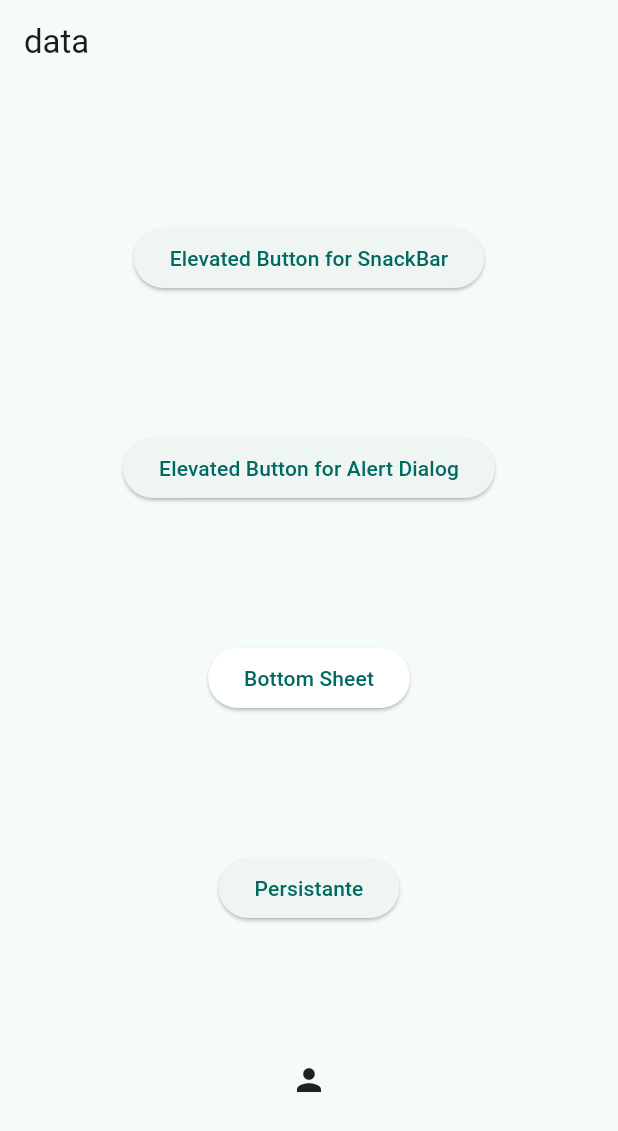
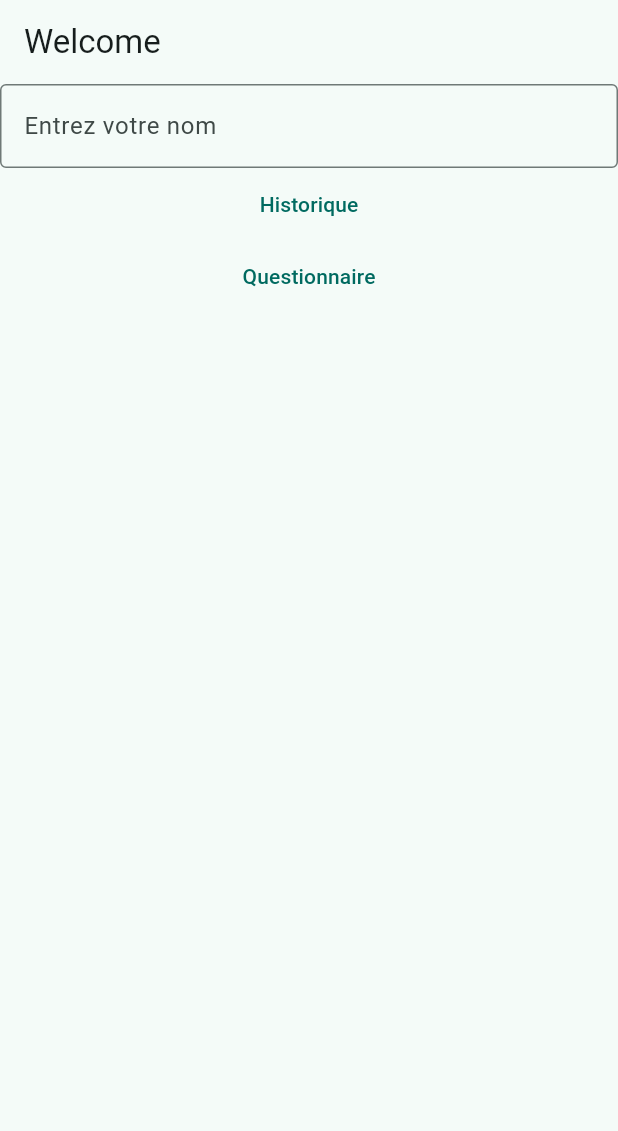
Before and after one commit to FXC-ai/dartProject, a Flutter app: the screen it shows after launch, on a phone screen of 412 x 824 dp. Shown: the top 1131 px of the screen. Run offline on Flutter 3.47's test engine with Material 3 defaults, Android fonts, the phone set to English and light mode, and no system bars; our stand-ins replace flutter_svg.

Commit message:
multi page added

```diff
--- a/lib/main.dart
+++ b/lib/main.dart
@@ -1,7 +1,8 @@
 import 'package:flutter/material.dart';
-import 'package:tuto/history_page.dart';
+import 'package:tuto/pages/WelcomePage.dart';
+import 'package:tuto/pages/history_page.dart';
 import "demo_poo.dart";
-import 'home_page.dart';
+import 'pages/home_page.dart';
 import 'package:flutter_svg/flutter_svg.dart';
 
 void main() {
@@ -19,7 +20,7 @@ class MyApp extends StatelessWidget {
     return MaterialApp(
       title: 'met EOE veil',
       theme: ThemeData(colorScheme: ColorScheme.fromSeed(seedColor: Colors.teal ), useMaterial3: true,),
-      home: const HistoryPage(),
+      home:  const WelcomePage(),
       // home: HomePage(title: appTitle),
     );
   }
--- /dev/null
+++ b/lib/pages/WelcomePage.dart
@@ -0,0 +1,61 @@
+import 'package:flutter/cupertino.dart';
+import 'package:flutter/material.dart';
+import 'package:tuto/pages/history_page.dart';
+import 'package:tuto/pages/home_page.dart';
+
+class WelcomePage extends StatelessWidget
+{
+  const WelcomePage({super.key});
+
+  @override
+  Widget build(BuildContext context)
+  {
+    return Scaffold(
+      appBar: AppBar(
+        title: const Text("Welcome"),
+      ),
+      body: Center(
+        child :
+            Column(
+              children: [
+                TextField(
+                  decoration: const InputDecoration(
+                    hintText: "Entrez votre nom",
+                    border: OutlineInputBorder()
+                  ),
+                  onSubmitted: (name){
+                    Navigator.push(context, MaterialPageRoute(builder: (ctx) {
+
+                      return HomePage(title: name, name: name);
+
+
+                    }));
+
+
+                  },
+                ),
+                TextButton(
+                    onPressed: ()
+                    {
+                      MaterialPageRoute route = MaterialPageRoute(builder: (BuildContext context) {return const HistoryPage();});
+                      Navigator.of(context).push(route);
+
+                    },
+                    child: Text("Historique")
+                ),
+                TextButton(
+                    onPressed: ()
+                    {
+                      MaterialPageRoute route = MaterialPageRoute(builder: (BuildContext context) {return const HomePage(title: "Questionnaire", name: "FX");});
+                      Navigator.of(context).push(route);
+
+                    },
+                    child: Text("Questionnaire")
+                )
+              ],
+            )
+      )
+    );
+
+  }
+}
--- a/lib/history_page.dart
+++ b/lib/widgets/body.dart
@@ -1,20 +1,16 @@
 import 'package:flutter/cupertino.dart';
 import 'package:flutter/material.dart';
-import 'package:tuto/home_page.dart';
 
-class HistoryPage extends StatefulWidget
-{
-  const HistoryPage ({super.key});
+class Body extends StatefulWidget {
+  const Body({super.key});
 
   @override
-  State<HistoryPage> createState() {
-    return _HistoryPageState();
+  State<Body> createState(){
+    return _BodyState();
+  }
 }
 
-
-}
-
-class _HistoryPageState extends State<HistoryPage>
+class _BodyState extends State<Body>
 {
 
   IconData _iconData = Icons.person;
@@ -96,12 +92,9 @@ class _HistoryPageState extends State<HistoryPage>
   }
 
   @override
-  Widget build (BuildContext context) {
-    return Scaffold(
-      appBar: AppBar(
-        title: Text("data"),
-      ),
-      body: Center(
+  Widget build(BuildContext context)
+  {
+    return Center(
       child: Column(
         mainAxisAlignment: MainAxisAlignment.spaceEvenly,
         children: [
@@ -114,9 +107,7 @@ class _HistoryPageState extends State<HistoryPage>
               child: const Text("Elevated Button for Alert Dialog")
           ),
           ElevatedButton(
-              style: ElevatedButton.styleFrom(
-                backgroundColor: _colorButton,
-              ),
+            style: ElevatedButton.styleFrom(backgroundColor: _colorButton),
             onPressed: ()
             {
               showModalBottomSheet(
@@ -133,23 +124,12 @@ class _HistoryPageState extends State<HistoryPage>
             child: const Text("Bottom Sheet"),
           ),
           ElevatedButton(
-                onPressed: (){
-                  Scaffold.of(context).showBottomSheet((BuildContext context)
-                  {
-                    return bottom();
-                  });
-                },
+              onPressed: (){Scaffold.of(context).showBottomSheet((BuildContext context) {return bottom();});},
               child: const Text ("Persistante")
           ),
           Icon(_iconData),
         ],
-
-        ),
-
       ),
     );
-    throw UnimplementedError();
   }
-
-
 }
```
Also changed, not shown: lib/pages/history_page.dart (added, +22 -0 lines), lib/pages/home_page.dart (renamed from lib/home_page.dart, +9 -13 lines), lib/body.dart (deleted). Lines whose indentation alone changed are shown as unchanged.
